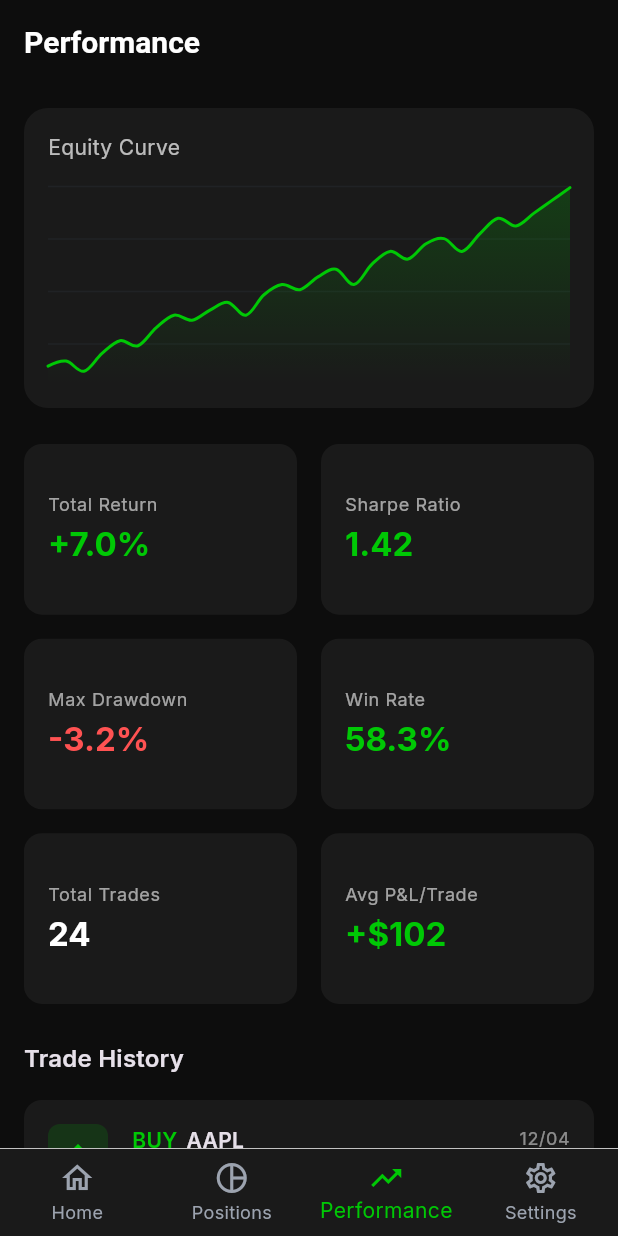
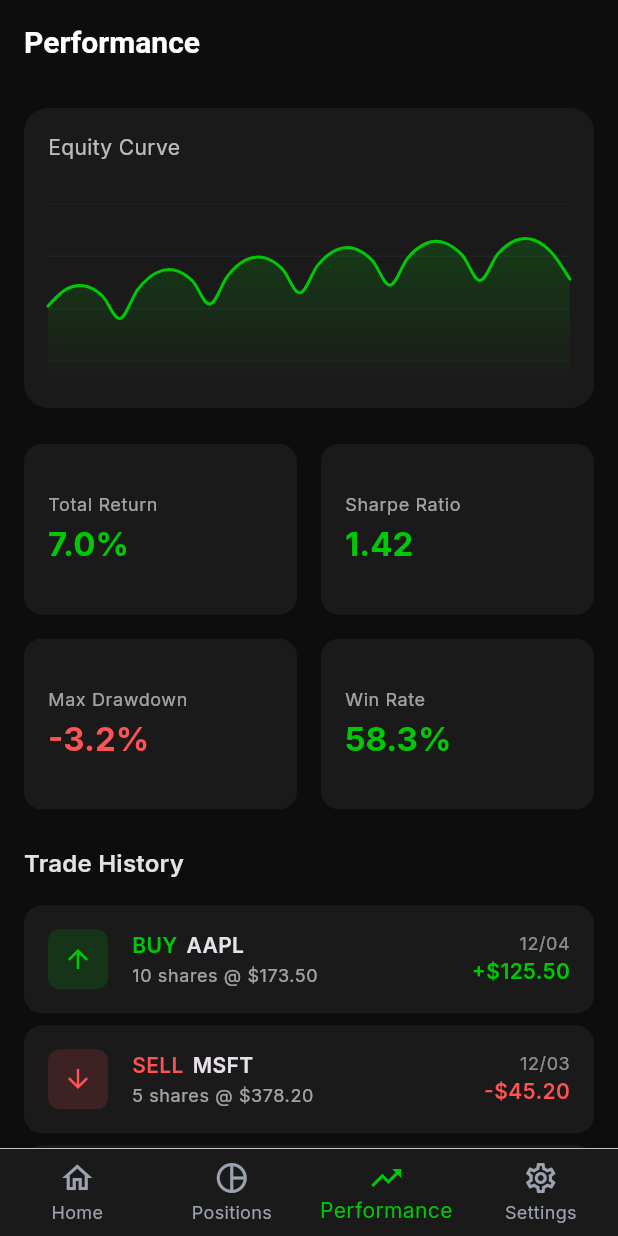
Before and after one commit to jaisw7/msa-ui, a Flutter app: the PerformanceScreen screen opened by its route, on a phone screen of 412 x 824 dp. Run offline on Flutter 3.47's test engine with Material 3 defaults, Android fonts, the phone set to English and light mode, and no system bars; drawn by our look-alikes of fl_chart; our stand-ins replace flutter_riverpod, go_router, google_fonts, sqflite; accounts and stored records are empty.

Commit message:
Wire up Riverpod providers to screens
- Home screen: ConsumerWidget with portfolioProvider, allSignalsProvider
- Positions screen: ConsumerWidget with portfolioProvider
- Performance screen: ConsumerWidget with performanceMetricsProvider, recentTradesProvider
- All screens show demo data as fallback when no real data exists
- Fixed deprecated withOpacity calls to use withValues

```diff
--- a/lib/presentation/screens/performance/performance_screen.dart
+++ b/lib/presentation/screens/performance/performance_screen.dart
@@ -3,22 +3,25 @@ library;
 
 import 'package:fl_chart/fl_chart.dart';
 import 'package:flutter/material.dart';
+import 'package:flutter_riverpod/flutter_riverpod.dart';
 import 'package:intl/intl.dart';
 
 import '../../../core/constants/app_colors.dart';
 import '../../../core/constants/app_dimensions.dart';
 import '../../../data/models/trade.dart';
+import '../../providers/providers.dart';
 
 /// Performance screen showing equity curve and metrics.
-class PerformanceScreen extends StatelessWidget {
+class PerformanceScreen extends ConsumerWidget {
   const PerformanceScreen({super.key});
 
   @override
-  Widget build(BuildContext context) {
+  Widget build(BuildContext context, WidgetRef ref) {
+    final metricsAsync = ref.watch(performanceMetricsProvider);
+    final tradesAsync = ref.watch(recentTradesProvider);
+
     return Scaffold(
-      appBar: AppBar(
-        title: const Text('Performance'),
-      ),
+      appBar: AppBar(title: const Text('Performance')),
       body: SingleChildScrollView(
         padding: const EdgeInsets.all(AppDimensions.paddingM),
         child: Column(
@@ -26,16 +29,22 @@ class PerformanceScreen extends StatelessWidget {
           children: [
             const _EquityCurve(),
             const SizedBox(height: AppDimensions.paddingL),
-            const _MetricsGrid(),
+            metricsAsync.when(
+              data: (metrics) => _MetricsGrid(metrics: metrics),
+              loading: () => const Center(child: CircularProgressIndicator()),
+              error: (e, _) => Center(child: Text('Error: $e')),
+            ),
             const SizedBox(height: AppDimensions.paddingL),
             Text(
               'Trade History',
-              style: Theme.of(context).textTheme.titleMedium?.copyWith(
-                    fontWeight: FontWeight.w600,
-                  ),
+              style: Theme.of(context).textTheme.titleMedium?.copyWith(fontWeight: FontWeight.w600),
             ),
             const SizedBox(height: AppDimensions.paddingM),
-            const _TradeHistory(),
+            tradesAsync.when(
+              data: (trades) => _TradeHistory(trades: trades),
+              loading: () => const Center(child: CircularProgressIndicator()),
+              error: (e, _) => Center(child: Text('Error: $e')),
+            ),
           ],
         ),
       ),
@@ -43,49 +52,13 @@ class PerformanceScreen extends StatelessWidget {
   }
 }
 
-class _EquityCurve extends StatelessWidget {
+class _EquityCurve extends ConsumerWidget {
   const _EquityCurve();
 
   @override
-  Widget build(BuildContext context) {
+  Widget build(BuildContext context, WidgetRef ref) {
     final theme = Theme.of(context);
-
-    // Mock equity curve data (30 days)
-    final data = <double>[
-      100000,
-      100200,
-      99800,
-      100500,
-      101000,
-      100800,
-      101500,
-      102000,
-      101800,
-      102200,
-      102500,
-      102000,
-      102800,
-      103200,
-      103000,
-      103500,
-      103800,
-      103200,
-      104000,
-      104500,
-      104200,
-      104800,
-      105000,
-      104500,
-      105200,
-      105800,
-      105500,
-      106000,
-      106500,
-      107000,
-    ];
-
-    final minY = data.reduce((a, b) => a < b ? a : b) * 0.995;
-    final maxY = data.reduce((a, b) => a > b ? a : b) * 1.005;
+    final snapshotsAsync = ref.watch(performanceSnapshotsProvider);
 
     return Container(
       height: AppDimensions.chartHeight,
@@ -100,23 +73,31 @@ class _EquityCurve extends StatelessWidget {
           Text(
             'Equity Curve',
             style: theme.textTheme.bodyMedium?.copyWith(
-              color: theme.colorScheme.onSurface.withOpacity(0.7),
+              color: theme.colorScheme.onSurface.withValues(alpha: 0.7),
             ),
           ),
           const SizedBox(height: AppDimensions.paddingS),
           Expanded(
-            child: LineChart(
+            child: snapshotsAsync.when(
+              data: (snapshots) {
+                final data = snapshots.map((s) => s.portfolioValue).toList();
+                if (data.isEmpty) {
+                  return const Center(child: Text('No data'));
+                }
+
+                final minY = data.reduce((a, b) => a < b ? a : b) * 0.995;
+                final maxY = data.reduce((a, b) => a > b ? a : b) * 1.005;
+
+                return LineChart(
                   LineChartData(
                     gridData: FlGridData(
                       show: true,
                       drawVerticalLine: false,
                       horizontalInterval: (maxY - minY) / 4,
-                  getDrawingHorizontalLine: (value) {
-                    return FlLine(
-                      color: AppColors.chartGrid.withOpacity(0.2),
+                      getDrawingHorizontalLine: (value) => FlLine(
+                        color: AppColors.chartGrid.withValues(alpha: 0.2),
                         strokeWidth: 1,
-                    );
-                  },
+                      ),
                     ),
                     titlesData: const FlTitlesData(show: false),
                     borderData: FlBorderData(show: false),
@@ -124,9 +105,7 @@ class _EquityCurve extends StatelessWidget {
                     maxY: maxY,
                     lineBarsData: [
                       LineChartBarData(
-                    spots: data.asMap().entries.map((e) {
-                      return FlSpot(e.key.toDouble(), e.value);
-                    }).toList(),
+                        spots: data.asMap().entries.map((e) => FlSpot(e.key.toDouble(), e.value)).toList(),
                         isCurved: true,
                         color: AppColors.chartLine,
                         barWidth: 2,
@@ -135,10 +114,7 @@ class _EquityCurve extends StatelessWidget {
                         belowBarData: BarAreaData(
                           show: true,
                           gradient: LinearGradient(
-                        colors: [
-                          AppColors.chartFill,
-                          AppColors.chartFill.withOpacity(0),
-                        ],
+                            colors: [AppColors.chartFill, AppColors.chartFill.withValues(alpha: 0)],
                             begin: Alignment.topCenter,
                             end: Alignment.bottomCenter,
                           ),
@@ -146,6 +122,10 @@ class _EquityCurve extends StatelessWidget {
                       ),
                     ],
                   ),
+                );
+              },
+              loading: () => const Center(child: CircularProgressIndicator()),
+              error: (e, _) => Center(child: Text('Error: $e')),
             ),
           ),
         ],
@@ -155,7 +135,9 @@ class _EquityCurve extends StatelessWidget {
 }
 
 class _MetricsGrid extends StatelessWidget {
-  const _MetricsGrid();
+  const _MetricsGrid({required this.metrics});
+
+  final Map<String, double> metrics;
 
   @override
   Widget build(BuildContext context) {
@@ -166,39 +148,42 @@ class _MetricsGrid extends StatelessWidget {
       crossAxisSpacing: AppDimensions.paddingM,
       mainAxisSpacing: AppDimensions.paddingM,
       childAspectRatio: 1.6,
-      children: const [
-        _MetricCard(label: 'Total Return', value: '+7.0%', isPositive: true),
-        _MetricCard(label: 'Sharpe Ratio', value: '1.42', isPositive: true),
-        _MetricCard(label: 'Max Drawdown', value: '-3.2%', isPositive: false),
-        _MetricCard(label: 'Win Rate', value: '58.3%', isPositive: true),
-        _MetricCard(label: 'Total Trades', value: '24', isPositive: null),
-        _MetricCard(label: 'Avg P&L/Trade', value: '+\$102', isPositive: true),
+      children: [
+        _MetricCard(
+          label: 'Total Return',
+          value: '${metrics['totalReturn']?.toStringAsFixed(1) ?? '0.0'}%',
+          isPositive: (metrics['totalReturn'] ?? 0) >= 0,
+        ),
+        _MetricCard(
+          label: 'Sharpe Ratio',
+          value: metrics['sharpeRatio']?.toStringAsFixed(2) ?? '0.00',
+          isPositive: (metrics['sharpeRatio'] ?? 0) >= 1.0,
+        ),
+        _MetricCard(
+          label: 'Max Drawdown',
+          value: '${metrics['maxDrawdown']?.toStringAsFixed(1) ?? '0.0'}%',
+          isPositive: false,
+        ),
+        _MetricCard(
+          label: 'Win Rate',
+          value: '${metrics['winRate']?.toStringAsFixed(1) ?? '0.0'}%',
+          isPositive: (metrics['winRate'] ?? 0) >= 50,
+        ),
       ],
     );
   }
 }
 
 class _MetricCard extends StatelessWidget {
-  const _MetricCard({
-    required this.label,
-    required this.value,
-    required this.isPositive,
-  });
+  const _MetricCard({required this.label, required this.value, required this.isPositive});
 
   final String label;
   final String value;
-  final bool? isPositive;
+  final bool isPositive;
 
   @override
   Widget build(BuildContext context) {
     final theme = Theme.of(context);
-
-    Color valueColor;
-    if (isPositive == null) {
-      valueColor = theme.colorScheme.onSurface;
-    } else {
-      valueColor = isPositive! ? AppColors.profit : AppColors.loss;
-    }
 
     return Container(
       padding: const EdgeInsets.all(AppDimensions.paddingM),
@@ -213,7 +198,7 @@ class _MetricCard extends StatelessWidget {
           Text(
             label,
             style: theme.textTheme.bodySmall?.copyWith(
-              color: theme.colorScheme.onSurface.withOpacity(0.6),
+              color: theme.colorScheme.onSurface.withValues(alpha: 0.6),
             ),
           ),
           const SizedBox(height: AppDimensions.paddingXS),
@@ -221,7 +206,7 @@ class _MetricCard extends StatelessWidget {
             value,
             style: theme.textTheme.titleLarge?.copyWith(
               fontWeight: FontWeight.w700,
-              color: valueColor,
+              color: isPositive ? AppColors.profit : AppColors.loss,
             ),
           ),
         ],
@@ -231,47 +216,22 @@ class _MetricCard extends StatelessWidget {
 }
 
 class _TradeHistory extends StatelessWidget {
-  const _TradeHistory();
+  const _TradeHistory({required this.trades});
+
+  final List<Trade> trades;
 
   @override
   Widget build(BuildContext context) {
-    // Mock trades
-    final trades = [
-      Trade(
-        id: '1',
-        ticker: 'AAPL',
-        type: TradeType.buy,
-        shares: 10,
-        price: 173.50,
-        timestamp: DateTime.now().subtract(const Duration(days: 1)),
-        signal: 'momentum_20',
-        pnl: 125.50,
-      ),
-      Trade(
-        id: '2',
-        ticker: 'MSFT',
-        type: TradeType.sell,
-        shares: 5,
-        price: 378.20,
-        timestamp: DateTime.now().subtract(const Duration(days: 2)),
-        signal: 'rsi_14',
-        pnl: -45.20,
-      ),
-      Trade(
-        id: '3',
-        ticker: 'GOOGL',
-        type: TradeType.buy,
-        shares: 8,
-        price: 142.00,
-        timestamp: DateTime.now().subtract(const Duration(days: 3)),
-        signal: 'ml_xgboost',
-        pnl: 230.00,
-      ),
+    // Use demo data if no trades
+    final displayTrades = trades.isNotEmpty
+        ? trades
+        : [
+            Trade(id: '1', ticker: 'AAPL', type: TradeType.buy, shares: 10, price: 173.50, timestamp: DateTime.now().subtract(const Duration(days: 1)), signal: 'momentum_20', pnl: 125.50),
+            Trade(id: '2', ticker: 'MSFT', type: TradeType.sell, shares: 5, price: 378.20, timestamp: DateTime.now().subtract(const Duration(days: 2)), signal: 'rsi_14', pnl: -45.20),
+            Trade(id: '3', ticker: 'GOOGL', type: TradeType.buy, shares: 8, price: 142.00, timestamp: DateTime.now().subtract(const Duration(days: 3)), signal: 'ml_xgboost', pnl: 230.00),
           ];
 
-    return Column(
-      children: trades.map((t) => _TradeTile(trade: t)).toList(),
-    );
+    return Column(children: displayTrades.map((t) => _TradeTile(trade: t)).toList());
   }
 }
 
@@ -302,8 +262,7 @@ class _TradeTile extends StatelessWidget {
             width: 40,
             height: 40,
             decoration: BoxDecoration(
-              color: (isBuy ? AppColors.buySignal : AppColors.sellSignal)
-                  .withOpacity(0.15),
+              color: (isBuy ? AppColors.buySignal : AppColors.sellSignal).withValues(alpha: 0.15),
               borderRadius: BorderRadius.circular(8),
             ),
             child: Icon(
@@ -327,19 +286,14 @@ class _TradeTile extends StatelessWidget {
                       ),
                     ),
                     const SizedBox(width: 6),
-                    Text(
-                      trade.ticker,
-                      style: theme.textTheme.bodyMedium?.copyWith(
-                        fontWeight: FontWeight.w600,
-                      ),
-                    ),
+                    Text(trade.ticker, style: theme.textTheme.bodyMedium?.copyWith(fontWeight: FontWeight.w600)),
                   ],
                 ),
                 const SizedBox(height: 2),
                 Text(
                   '${trade.shares} shares @ ${currencyFormat.format(trade.price)}',
                   style: theme.textTheme.bodySmall?.copyWith(
-                    color: theme.colorScheme.onSurface.withOpacity(0.6),
+                    color: theme.colorScheme.onSurface.withValues(alpha: 0.6),
                   ),
                 ),
               ],
@@ -351,7 +305,7 @@ class _TradeTile extends StatelessWidget {
               Text(
                 dateFormat.format(trade.timestamp),
                 style: theme.textTheme.bodySmall?.copyWith(
-                  color: theme.colorScheme.onSurface.withOpacity(0.5),
+                  color: theme.colorScheme.onSurface.withValues(alpha: 0.5),
                 ),
               ),
               if (trade.pnl != null)
```
Also changed, not shown: lib/presentation/screens/home/home_screen.dart (+109 -164 lines), lib/presentation/screens/positions/positions_screen.dart (+32 -82 lines). Lines whose indentation alone changed are shown as unchanged.
